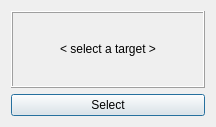
Qt form dialogs/extend.ui (oddtopus/flamingo) before a commit.
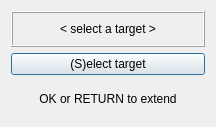
The same form after that commit.

The edit to the form file:
```diff
--- a/dialogs/extend.ui
+++ b/dialogs/extend.ui
@@ -23,13 +23,6 @@
    <bool>false</bool>
   </property>
   <layout class="QGridLayout" name="gridLayout">
-   <item row="2" column="0" colspan="2">
-    <widget class="QPushButton" name="btn1">
-     <property name="text">
-      <string>Select</string>
-     </property>
-    </widget>
-   </item>
    <item row="0" column="0" colspan="2">
     <widget class="QLabel" name="label">
      <property name="frameShape">
@@ -46,6 +39,23 @@
      </property>
     </widget>
    </item>
+   <item row="2" column="0" colspan="2">
+    <widget class="QPushButton" name="btn1">
+     <property name="text">
+      <string>(S)elect target</string>
+     </property>
+    </widget>
+   </item>
+   <item row="3" column="0" colspan="2">
+    <widget class="QLabel" name="label_2">
+     <property name="text">
+      <string>OK or RETURN to extend</string>
+     </property>
+     <property name="alignment">
+      <set>Qt::AlignCenter</set>
+     </property>
+    </widget>
+   </item>
   </layout>
  </widget>
  <tabstops>
```
Left out of the diff: 2 changed lines with no effect on the pictures.
